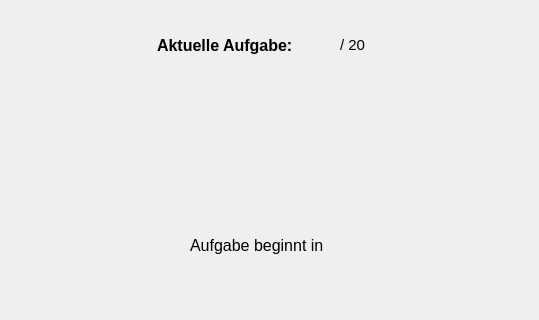
Old version of the form reaction_time.ui in the repository ITT-21SS-UR/assignment-03-jm; both pictures show x 0 to 539 and y 0 to 320 of the 620 by 792 pixel window.
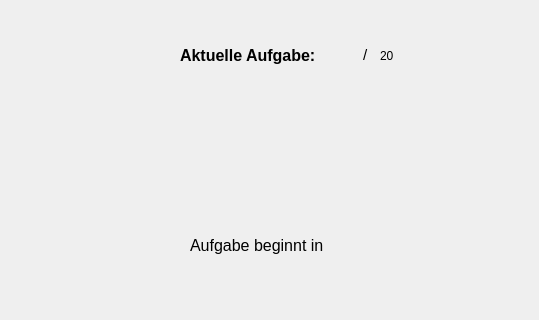
New version of the form. The open tabs and pages were chosen to show the change.

Commit message: Improve ui and intro text

Patch:
```diff
--- a/reaction_time.ui
+++ b/reaction_time.ui
@@ -127,8 +127,8 @@
     <widget class="QLabel" name="task_label">
      <property name="geometry">
       <rect>
-       <x>157</x>
-       <y>20</y>
+       <x>180</x>
+       <y>30</y>
        <width>141</width>
        <height>31</height>
       </rect>
@@ -153,14 +153,14 @@
     <widget class="QLabel" name="trials_overall_number">
      <property name="geometry">
       <rect>
-       <x>340</x>
-       <y>20</y>
-       <width>41</width>
+       <x>363</x>
+       <y>30</y>
+       <width>16</width>
        <height>31</height>
       </rect>
      </property>
      <property name="text">
-      <string>&lt;html&gt;&lt;head/&gt;&lt;body&gt;&lt;p&gt;&lt;span style=&quot; font-size:11pt;&quot;&gt;/ 20&lt;/span&gt;&lt;/p&gt;&lt;/body&gt;&lt;/html&gt;</string>
+      <string>&lt;html&gt;&lt;head/&gt;&lt;body&gt;&lt;p&gt;&lt;span style=&quot; font-size:11pt;&quot;&gt;/&lt;/span&gt;&lt;/p&gt;&lt;/body&gt;&lt;/html&gt;</string>
      </property>
     </widget>
     <widget class="QLabel" name="task_description">
@@ -203,8 +203,8 @@
     <widget class="QLabel" name="trial_number">
      <property name="geometry">
       <rect>
-       <x>321</x>
-       <y>20</y>
+       <x>344</x>
+       <y>30</y>
        <width>20</width>
        <height>30</height>
       </rect>
@@ -213,6 +213,19 @@
       <string>&lt;html&gt;&lt;head/&gt;&lt;body&gt;&lt;p&gt;&lt;br/&gt;&lt;/p&gt;&lt;/body&gt;&lt;/html&gt;</string>
      </property>
     </widget>
+    <widget class="QLabel" name="max_trial_number">
+     <property name="geometry">
+      <rect>
+       <x>380</x>
+       <y>30</y>
+       <width>61</width>
+       <height>31</height>
+      </rect>
+     </property>
+     <property name="text">
+      <string>20</string>
+     </property>
+    </widget>
    </widget>
    <widget class="QWidget" name="questionnaire">
     <property name="minimumSize">
```
Left out of the diff: 6 changed lines with no effect on the pictures. The commit also changes 1 other file.
